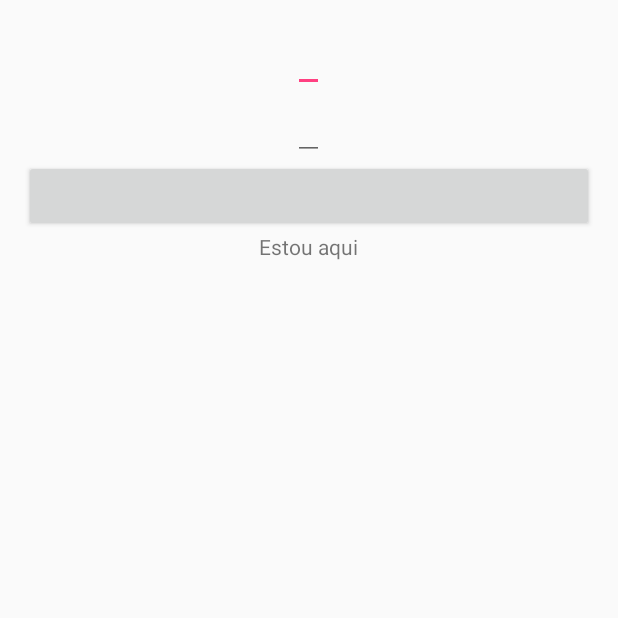
After one commit to Liellison/CalcUERN, an Android app: the Horas30Activity screen opened directly, with no data from a screen before it, on a phone screen of 412 x 824 dp, the top half of it. The commit adds this screen. Run offline under Robolectric (Android 15) with nearby library versions, the phone set to English and light mode, and no system bars.

Commit message:
Versao 0.0.1 Calculos iniciados, porem somente realizando a soma dos numeros, ainda sem as regras da UERN

```diff
--- a/app/src/main/AndroidManifest.xml
+++ b/app/src/main/AndroidManifest.xml
@@ -15,6 +15,8 @@
                 <category android:name="android.intent.category.LAUNCHER" />
             </intent-filter>
         </activity>
+        <activity android:name=".Horas90Activity" />
+        <activity android:name=".Horas30Activity"></activity>
     </application>
 
 </manifest>
--- /dev/null
+++ b/app/src/main/java/com/liellison/calcuern/Horas30Activity.java
@@ -0,0 +1,44 @@
+package com.liellison.calcuern;
+
+import android.app.Activity;
+import android.support.v7.app.AppCompatActivity;
+import android.os.Bundle;
+import android.view.View;
+import android.widget.Button;
+import android.widget.EditText;
+import android.widget.TextView;
+
+/**
+ * Created by liellison on 01/08/16.
+ *
+ * Implementacao do calculo para as disciplinas de 30h
+ */
+
+public class Horas30Activity extends Activity implements View.OnClickListener{
+    EditText nota130, nota230;
+    Button btCalc30;
+    TextView text30;
+    double n1, n2, resultado;
+
+    @Override
+    protected void onCreate(Bundle savedInstanceState) {
+        super.onCreate(savedInstanceState);
+        setContentView(R.layout.activity_30horas);
+
+        nota130 = (EditText) findViewById(R.id.nota130);
+        nota230 = (EditText) findViewById(R.id.nota230);
+        btCalc30 = (Button) findViewById(R.id.btCalc30);
+        text30 = (TextView) findViewById(R.id.text30);
+
+        btCalc30.setOnClickListener(this);
+    }
+
+    @Override
+    public void onClick(View view) {
+        n1 = Double.parseDouble(nota130.getText().toString());
+        n2 = Double.parseDouble(nota230.getText().toString());
+        resultado = n1 + n2;
+        text30.setText(String.valueOf(resultado));
+
+    }
+}
--- /dev/null
+++ b/app/src/main/res/layout/activity_30horas.xml
@@ -0,0 +1,37 @@
+<?xml version="1.0" encoding="utf-8"?>
+<RelativeLayout xmlns:android="http://schemas.android.com/apk/res/android"
+    xmlns:tools="http://schemas.android.com/tools"
+    android:layout_width="match_parent"
+    android:layout_height="match_parent"
+    android:paddingBottom="@dimen/activity_vertical_margin"
+    android:paddingLeft="@dimen/activity_horizontal_margin"
+    android:paddingRight="@dimen/activity_horizontal_margin"
+    android:paddingTop="@dimen/activity_vertical_margin"
+    tools:context="com.liellison.calcuern.Horas30Activity">
+
+    <EditText
+        android:layout_width="wrap_content"
+        android:layout_height="wrap_content"
+        android:layout_centerHorizontal="true"
+        android:id="@+id/nota130"/>
+    <EditText
+        android:layout_width="wrap_content"
+        android:layout_height="wrap_content"
+        android:layout_centerHorizontal="true"
+        android:id="@+id/nota230"
+        android:layout_below="@id/nota130"/>
+    <Button
+        android:layout_width="match_parent"
+        android:layout_height="wrap_content"
+        android:layout_centerHorizontal="true"
+        android:layout_below="@id/nota230"
+        android:id="@+id/btCalc30"/>
+    <TextView
+        android:layout_width="wrap_content"
+        android:layout_height="wrap_content"
+        android:text="Estou aqui"
+        android:layout_below="@id/btCalc30"
+        android:layout_centerHorizontal="true"
+        android:id="@+id/text30"/>
+
+</RelativeLayout>
--- a/app/src/main/res/layout/activity_90horas.xml
+++ b/app/src/main/res/layout/activity_90horas.xml
@@ -24,11 +24,13 @@
     <Button
         android:layout_width="match_parent"
         android:layout_height="wrap_content"
-        android:text="Calcular"/>
+        android:text="Calcular"
+        android:id="@+id/btCalc90"/>
     <TextView
         android:layout_width="wrap_content"
         android:layout_height="wrap_content"
         android:text="Estou aqui"
-        android:layout_gravity="center"/>
+        android:layout_gravity="center"
+        android:id="@+id/text90"/>
 
 </LinearLayout>
```
Also changed, not shown: app/src/main/java/com/liellison/calcuern/Horas90Activity.java (+36 -1 lines), app/src/main/java/com/liellison/calcuern/MainActivity.java (+21 -1 lines).
